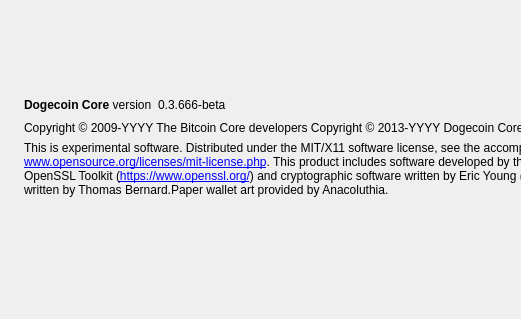
Before: the Qt Designer form src/qt/forms/aboutdialog.ui in dogecoin/dogecoin, drawn with Qt 5; both pictures show x 0 to 521 and y 0 to 319 of the 759 by 319 pixel window.
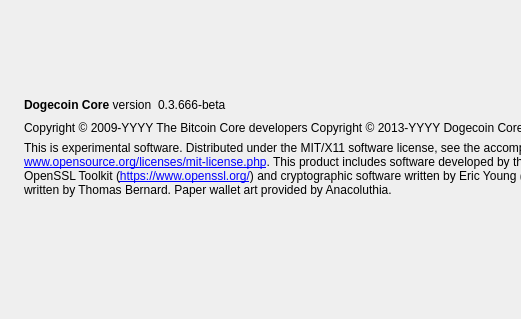
After: the same form once the commit is applied. Icons and pictures are not drawn.

The edit to the form file:
```diff
--- a/src/qt/forms/aboutdialog.ui
+++ b/src/qt/forms/aboutdialog.ui
@@ -113,7 +113,7 @@
 
 Distributed under the MIT/X11 software license, see the accompanying file COPYING or &lt;a href=&quot;http://www.opensource.org/licenses/mit-license.php&quot;&gt;http://www.opensource.org/licenses/mit-license.php&lt;/a&gt;.
 
-This product includes software developed by the OpenSSL Project for use in the OpenSSL Toolkit (&lt;a href=&quot;https://www.openssl.org/&quot;&gt;https://www.openssl.org/&lt;/a&gt;) and cryptographic software written by Eric Young (&lt;a href=&quot;mailto:eay@cryptsoft.com&quot;&gt;eay@cryptsoft.com&lt;/a&gt;) and UPnP software written by Thomas Bernard.Paper wallet art provided by Anacoluthia.</string>
+This product includes software developed by the OpenSSL Project for use in the OpenSSL Toolkit (&lt;a href=&quot;https://www.openssl.org/&quot;&gt;https://www.openssl.org/&lt;/a&gt;) and cryptographic software written by Eric Young (&lt;a href=&quot;mailto:eay@cryptsoft.com&quot;&gt;eay@cryptsoft.com&lt;/a&gt;) and UPnP software written by Thomas Bernard. Paper wallet art provided by Anacoluthia.</string>
        </property>
        <property name="textFormat">
         <enum>Qt::RichText</enum>
```
